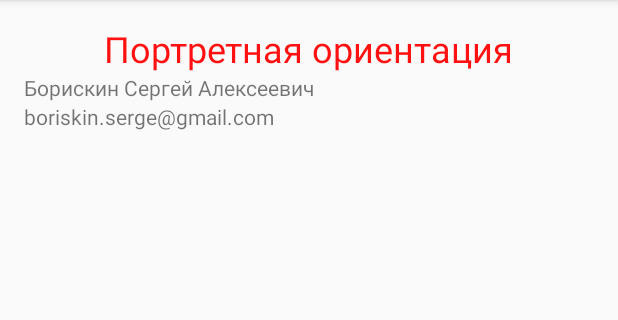
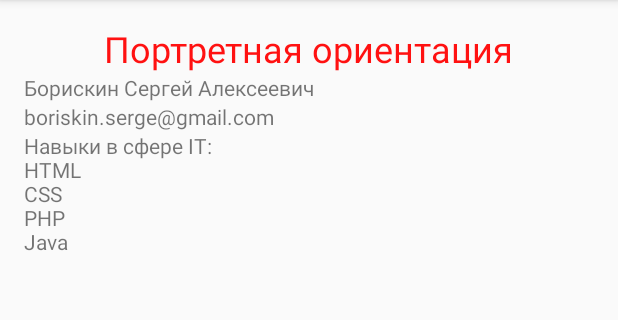
Before and after one commit to BoriskinSerge/Boriskin.Android1.Lesson2, an Android app: the screen it shows after launch (MainActivity), on a phone screen of 412 x 824 dp, the part 84-404 px from its top. Run offline under Robolectric (Android 15) with nearby library versions, the light colour scheme and no system bars.

Commit message:
Добавлена обработка массива навыков

```diff
--- a/app/src/main/java/boriskinsergey/boriskinandroid1lesson2/MainActivity.java
+++ b/app/src/main/java/boriskinsergey/boriskinandroid1lesson2/MainActivity.java
@@ -14,13 +14,26 @@ import android.widget.Toast;
 public class MainActivity extends AppCompatActivity {
     Resources res;
     TextView txt2;
+    TextView txtSkills=null;
+
     @Override
     protected void onCreate(Bundle savedInstanceState) {
         super.onCreate(savedInstanceState);
         setContentView(R.layout.activity_main);
         res=getResources();
         txt2=(TextView) findViewById(R.id.txt2);
+
+
         txt2.setText(res.getString(R.string.name_f)+" "+res.getString(R.string.name_n)+" "+res.getString(R.string.name_s));
+        String[] skillsArray = res.getStringArray(R.array.skills);
 
+        StringBuilder skilsSB = new StringBuilder();
+        skilsSB.append("Навыки в сфере IT: \n");
+
+        for (int i = 0; i < skillsArray.length; i++) {
+            skilsSB.append(skillsArray[i]+"\n");
+        }
+        txtSkills=(TextView) findViewById(R.id.txtSkills);
+        txtSkills.setText(skilsSB.toString());
     }
 }
--- a/app/src/main/res/layout-land/activity_main.xml
+++ b/app/src/main/res/layout-land/activity_main.xml
@@ -38,6 +38,16 @@
         android:layout_centerVertical="true"
         android:layout_alignParentLeft="true"
         android:layout_alignParentStart="true" />
+    <TextView
+        android:visibility="gone"
+        android:layout_width="wrap_content"
+        android:layout_height="wrap_content"
+        android:textAppearance="?android:attr/textAppearanceSmall"
+        android:text="Skills"
+        android:id="@+id/txtSkills"
+        android:layout_below="@+id/email"
+        android:layout_alignParentLeft="true"
+        android:layout_alignParentStart="true" />
 
 
 </RelativeLayout>
--- a/app/src/main/res/layout/activity_main.xml
+++ b/app/src/main/res/layout/activity_main.xml
@@ -39,5 +39,15 @@
         android:layout_alignParentLeft="true"
         android:layout_alignParentStart="true" />
 
+    <TextView
+        android:layout_width="wrap_content"
+        android:layout_height="wrap_content"
+        android:textAppearance="?android:attr/textAppearanceSmall"
+        android:text="Skills"
+        android:id="@+id/txtSkills"
+        android:layout_below="@+id/email"
+        android:layout_alignParentLeft="true"
+        android:layout_alignParentStart="true" />
+
 
 </RelativeLayout>
```
